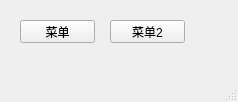
Before: the Qt Designer form mainwindow.ui in iwxyi/Qt-FacileMenu, drawn with Qt 5.
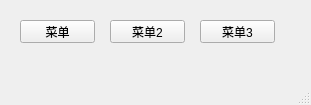
After: the same form once the commit is applied. Custom widgets are drawn as their Qt base class.

Commit message: 优化菜单超过屏幕高度时显示多列

The edit to the form file:
```diff
--- a/mainwindow.ui
+++ b/mainwindow.ui
@@ -6,8 +6,8 @@
    <rect>
     <x>0</x>
     <y>0</y>
-    <width>238</width>
-    <height>102</height>
+    <width>311</width>
+    <height>105</height>
    </rect>
   </property>
   <property name="windowTitle">
@@ -40,6 +40,19 @@
      <string>菜单2</string>
     </property>
    </widget>
+   <widget class="InteractiveButtonBase" name="pushButton_3">
+    <property name="geometry">
+     <rect>
+      <x>200</x>
+      <y>20</y>
+      <width>75</width>
+      <height>23</height>
+     </rect>
+    </property>
+    <property name="text">
+     <string>菜单3</string>
+    </property>
+   </widget>
   </widget>
   <widget class="QMenuBar" name="menubar">
    <property name="geometry">
```
Left out of the diff: 2 changed lines with no effect on the pictures. The commit also changes 4 other files.
